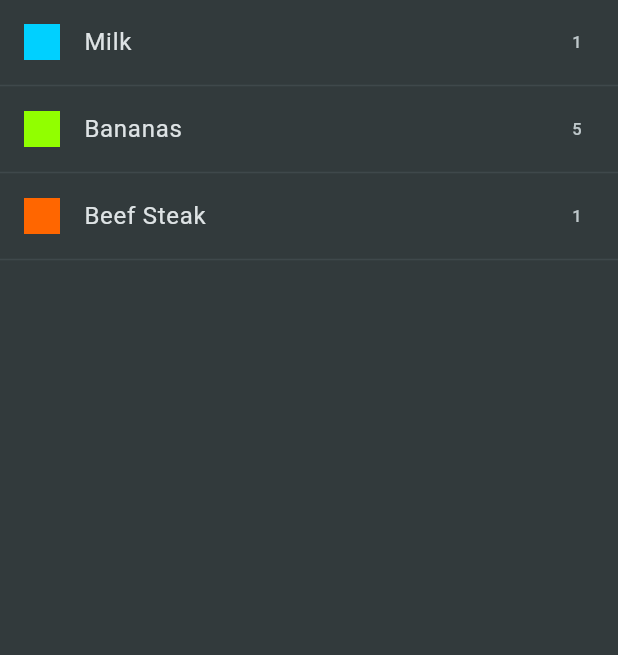
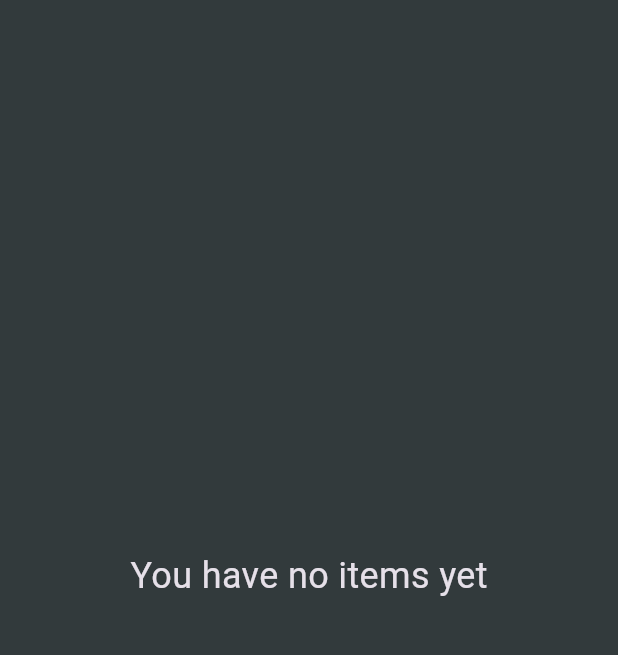
Before and after one commit to Hasan-droid/shopping-List, a Flutter app: the screen it shows after launch, on a phone screen of 412 x 824 dp, the part 84-739 px from its top. Run offline on Flutter 3.47's test engine with Material 3 defaults, Android fonts, the phone set to English and light mode, and no system bars.

Commit message:
- Add and remove items - git rid of the dummy_items.dart file

```diff
--- a/lib/data/dummy_items.dart
+++ /dev/null
@@ -1,9 +0,0 @@
-import 'package:shopping_list/models/grocery_item.dart';
-import 'package:shopping_list/models/category.dart';
-import 'package:shopping_list/data/categories.dart';
-
-final groceryItems = [
-  GroceryItem(id: 'a', name: 'Milk', quantity: 1, category: categories[Categories.dairy]!),
-  GroceryItem(id: 'b', name: 'Bananas', quantity: 5, category: categories[Categories.fruit]!),
-  GroceryItem(id: 'c', name: 'Beef Steak', quantity: 1, category: categories[Categories.meat]!),
-];
--- a/lib/main.dart
+++ b/lib/main.dart
@@ -1,22 +1,65 @@
 import 'package:flutter/material.dart';
-import 'package:shopping_list/data/dummy_items.dart';
 import 'package:shopping_list/models/grocery_item.dart';
 import 'package:shopping_list/widgets/new_item.dart';
 
 void main() {
-  runApp(const MyApp());
+  runApp(MyApp());
 }
 
-class MyApp extends StatelessWidget {
-  const MyApp({super.key});
+class MyApp extends StatefulWidget {
+  MyApp({super.key});
 
-  void _moveToNewItemForm(BuildContext context) {
-    Navigator.of(context).push(MaterialPageRoute(builder: (ctx) => NewItem()));
+  @override
+  State<MyApp> createState() => _MyAppState();
+}
+
+class _MyAppState extends State<MyApp> {
+  final List<GroceryItem> _groceryItems = [];
+
+  void _moveToNewItemForm(BuildContext context) async {
+    final newItem = await Navigator.of(context).push(MaterialPageRoute(builder: (ctx) => NewItem()));
+
+    if (newItem == null) {
+      return;
+    }
+    setState(() {
+      _groceryItems.add(newItem);
+    });
+  }
+
+  void removeItem(GroceryItem item) {
+    setState(() {
+      _groceryItems.remove(item);
+    });
   }
 
   // This widget is the root of your application.
   @override
   Widget build(BuildContext context) {
+    Widget content = Center(child: Text("You have no items yet", style: TextStyle(fontSize: 24)));
+
+    if (_groceryItems.isNotEmpty) {
+      content = ListView.builder(
+        itemCount: _groceryItems.length,
+        itemBuilder:
+            (ctx, index) => Column(
+              children: [
+                Dismissible(
+                  key: Key(_groceryItems[index].id),
+                  child: ListTile(
+                    title: Text(_groceryItems[index].name),
+                    leading: Container(width: 24, height: 24, color: _groceryItems[index].category.color),
+                    trailing: Text(_groceryItems[index].quantity.toString()),
+                  ),
+                  onDismissed: (direction) {
+                    removeItem(_groceryItems[index]);
+                  },
+                ),
+                Divider(height: 2),
+              ],
+            ),
+      );
+    }
     return MaterialApp(
       title: 'Flutter Groceries',
       theme: ThemeData.dark().copyWith(
@@ -41,20 +84,7 @@ class MyApp extends StatelessWidget {
                 ),
               ],
             ),
-            body: ListView.builder(
-              itemCount: groceryItems.length,
-              itemBuilder:
-                  (ctx, index) => Column(
-                    children: [
-                      ListTile(
-                        title: Text(groceryItems[index].name),
-                        leading: Container(width: 24, height: 24, color: groceryItems[index].category.color),
-                        trailing: Text(groceryItems[index].quantity.toString()),
-                      ),
-                      Divider(height: 2),
-                    ],
-                  ),
-            ),
+            body: content,
           );
         },
       ),
```
Also changed, not shown: lib/widgets/new_item.dart (+10 -3 lines).
